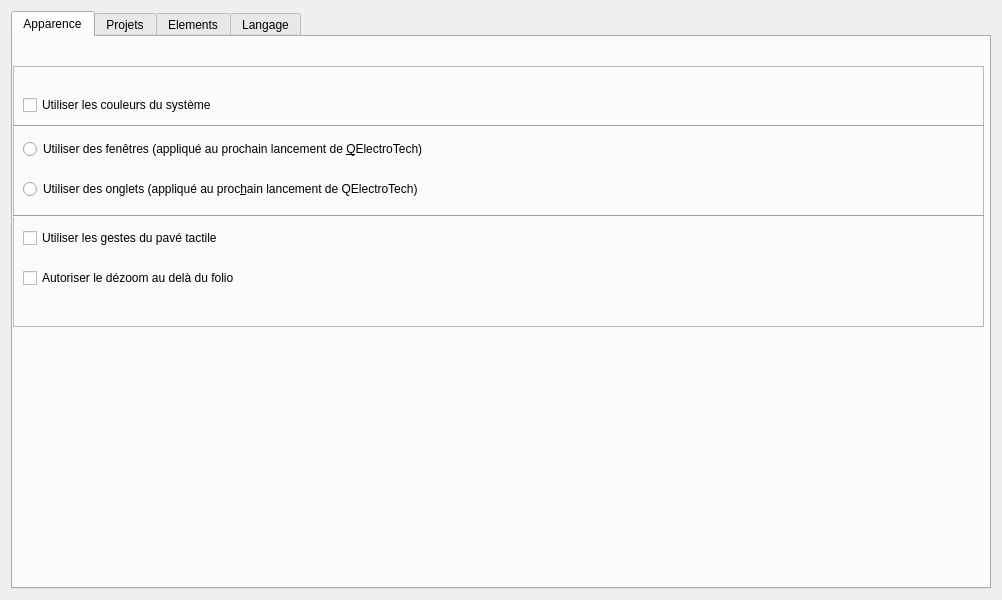
klauer/qelectrotech, file sources/ui/configpage/generalconfigurationpage.ui: the form before one commit.
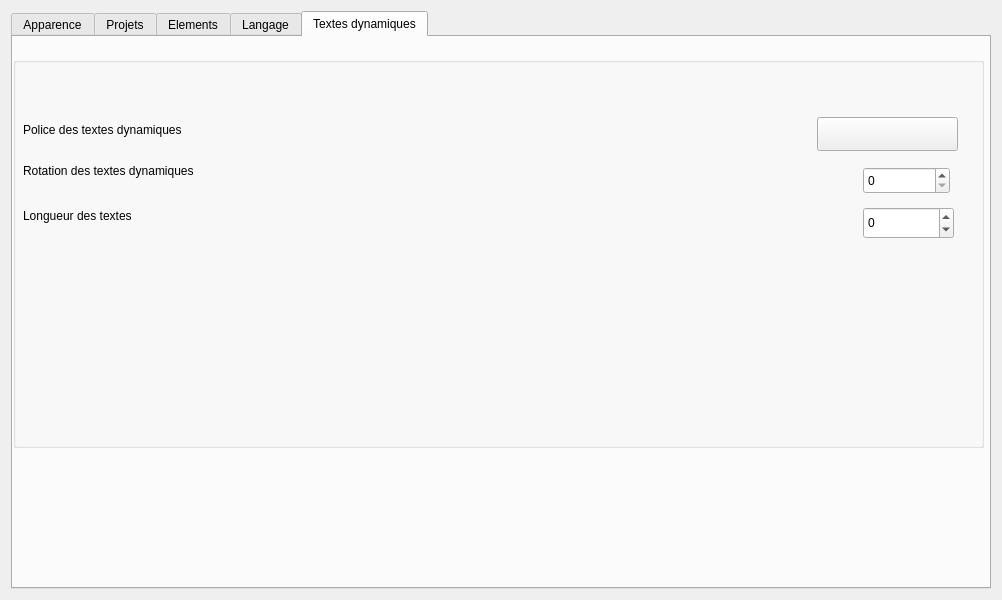
The form after the commit.

Commit message: Add a new tab in settings, user can select a font size, a rotation angle and a text width by default for new dynamic text, it work also in element editor command.

```diff
--- a/sources/ui/configpage/generalconfigurationpage.ui
+++ b/sources/ui/configpage/generalconfigurationpage.ui
@@ -41,7 +41,7 @@
       </size>
      </property>
      <property name="currentIndex">
-      <number>0</number>
+      <number>4</number>
      </property>
      <widget class="QWidget" name="tab_3">
       <attribute name="title">
@@ -468,6 +468,99 @@
        </widget>
       </widget>
      </widget>
+     <widget class="QWidget" name="tab">
+      <attribute name="title">
+       <string>Textes dynamiques</string>
+      </attribute>
+      <widget class="QGroupBox" name="groupBox6">
+       <property name="geometry">
+        <rect>
+         <x>0</x>
+         <y>20</y>
+         <width>971</width>
+         <height>391</height>
+        </rect>
+       </property>
+       <property name="title">
+        <string/>
+       </property>
+       <widget class="QLabel" name="label_11">
+        <property name="geometry">
+         <rect>
+          <x>10</x>
+          <y>100</y>
+          <width>535</width>
+          <height>27</height>
+         </rect>
+        </property>
+        <property name="text">
+         <string>Rotation des textes dynamiques</string>
+        </property>
+       </widget>
+       <widget class="QSpinBox" name="m_rotation">
+        <property name="geometry">
+         <rect>
+          <x>850</x>
+          <y>110</y>
+          <width>87</width>
+          <height>27</height>
+         </rect>
+        </property>
+        <property name="maximum">
+         <number>360</number>
+        </property>
+       </widget>
+       <widget class="QPushButton" name="m_dynamic_font_pb">
+        <property name="geometry">
+         <rect>
+          <x>804</x>
+          <y>60</y>
+          <width>141</width>
+          <height>34</height>
+         </rect>
+        </property>
+       </widget>
+       <widget class="QLabel" name="label_12">
+        <property name="geometry">
+         <rect>
+          <x>10</x>
+          <y>60</y>
+          <width>535</width>
+          <height>26</height>
+         </rect>
+        </property>
+        <property name="text">
+         <string>Police des textes dynamiques</string>
+        </property>
+       </widget>
+       <widget class="QSpinBox" name="m_text_width_sb">
+        <property name="geometry">
+         <rect>
+          <x>850</x>
+          <y>150</y>
+          <width>91</width>
+          <height>32</height>
+         </rect>
+        </property>
+        <property name="minimum">
+         <number>-1</number>
+        </property>
+       </widget>
+       <widget class="QLabel" name="label_5">
+        <property name="geometry">
+         <rect>
+          <x>10</x>
+          <y>150</y>
+          <width>211</width>
+          <height>18</height>
+         </rect>
+        </property>
+        <property name="text">
+         <string>Longueur des textes</string>
+        </property>
+       </widget>
+      </widget>
+     </widget>
     </widget>
    </item>
   </layout>
```
Left out of the diff: 5 changed lines with no effect on the pictures. The commit also changes 7 other files.
